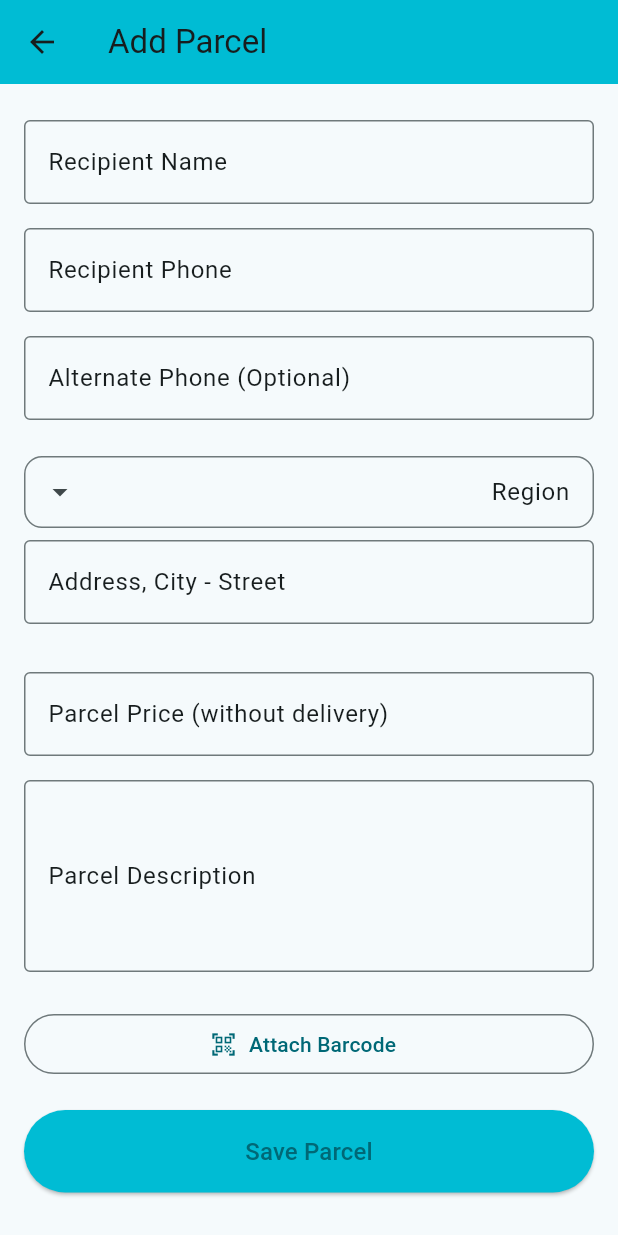
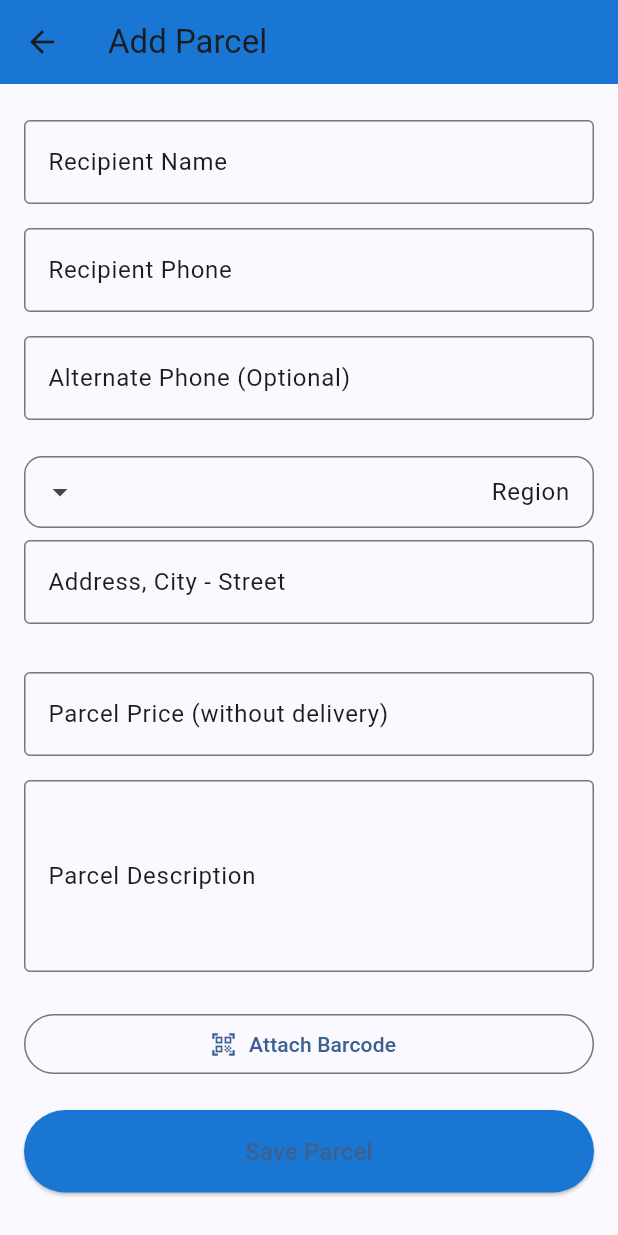
Before and after one commit to diaaldin/Wasslni-Plus, a Flutter app: the AddParcelPage screen opened directly, on a phone screen of 412 x 824 dp. Run offline on Flutter 3.47's test engine with Material 3 defaults, Android fonts, the phone set to English and light mode, and no system bars; drawn by our look-alikes of dropdown_search; our stand-ins replace cloud_firestore, connectivity_plus; accounts and stored records are empty.

Commit message:
[Phase 0.1] Update brand colors to blue and sky blue color scheme

```diff
--- a/lib/app_styles.dart
+++ b/lib/app_styles.dart
@@ -14,9 +14,9 @@ class AppStyles {
   // Wasslni Plus Brand Colors
   static const Color darkSurfaceColor = Color(0xFF1A1A1A); // Darker surface for better contrast
   static const Color primaryColor =
-      Color(0xFF00BCD4); // Vibrant Teal/Cyan - represents speed and reliability
+      Color(0xFF1976D2); // Deep Blue - represents trust and professionalism
   static const Color secondaryColor =
-      Color(0xFFFF9800); // Vibrant Orange - represents energy and action
+      Color(0xFF03A9F4); // Sky Blue - represents clarity and friendliness
 
   static Color get primaryColor100 => adjustColor(primaryColor, amount: 0.3);
   static Color get primaryColor200 => adjustColor(primaryColor, amount: 0.2);
```
Also changed, not shown: pubspec.yaml (+2 -5 lines), 3 other files.
